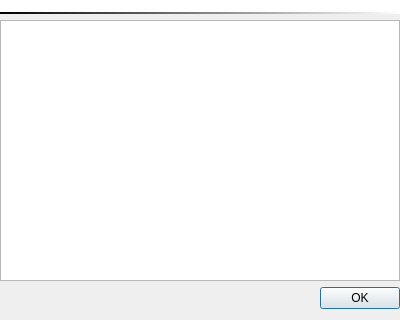
This is trunk/qtui/about.ui in svn2github/mameplus as Qt 5 draws it before an edit. The edited form follows.
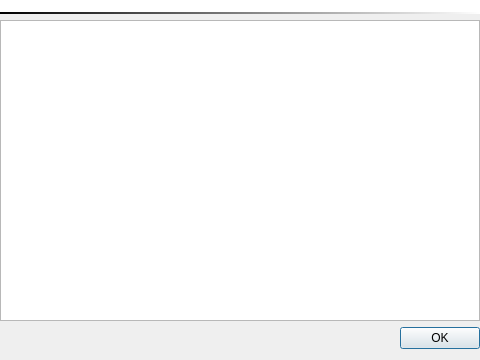
This is the edited form. Icons and pictures are not drawn.

Diff of the .ui file:
```diff
--- a/trunk/qtui/about.ui
+++ b/trunk/qtui/about.ui
@@ -1,12 +1,12 @@
 <ui version="4.0" >
  <class>About</class>
- <widget class="QDialog" name="About" >
-  <property name="geometry" >
+ <widget class="QDialog" name="About">
+  <property name="geometry">
    <rect>
     <x>0</x>
     <y>0</y>
-    <width>400</width>
-    <height>320</height>
+    <width>480</width>
+    <height>360</height>
    </rect>
   </property>
   <property name="windowTitle" >
```
Left out of the diff: 47 changed lines with no effect on the pictures.
